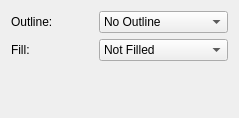
Qt form krita/ui/forms/wdgshapeoptions.ui (KDE/krita) before a commit.
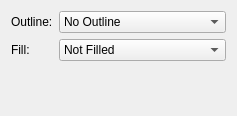
The same form after that commit.

Commit message: Changed the UI which contains labels and textfields into QFormLayout to set alignment issues

Patch:
```diff
--- a/krita/ui/forms/wdgshapeoptions.ui
+++ b/krita/ui/forms/wdgshapeoptions.ui
@@ -6,16 +6,16 @@
    <rect>
     <x>0</x>
     <y>0</y>
-    <width>239</width>
-    <height>118</height>
+    <width>237</width>
+    <height>116</height>
    </rect>
   </property>
   <property name="windowTitle">
    <string>Geometry Options</string>
   </property>
-  <layout class="QGridLayout">
-   <item row="0" column="0" colspan="2">
-    <layout class="QGridLayout">
+  <layout class="QVBoxLayout" name="verticalLayout">
+   <item>
+    <layout class="QFormLayout" name="formLayout">
      <item row="0" column="0">
       <widget class="QLabel" name="textLabelOutline">
        <property name="text">
@@ -70,7 +70,7 @@
      </item>
     </layout>
    </item>
-   <item row="1" column="0">
+   <item>
     <spacer>
      <property name="orientation">
       <enum>Qt::Vertical</enum>
@@ -86,22 +86,6 @@
      </property>
     </spacer>
    </item>
-   <item row="1" column="1">
-    <spacer>
-     <property name="orientation">
-      <enum>Qt::Horizontal</enum>
-     </property>
-     <property name="sizeType">
-      <enum>QSizePolicy::Expanding</enum>
-     </property>
-     <property name="sizeHint" stdset="0">
-      <size>
-       <width>111</width>
-       <height>41</height>
-      </size>
-     </property>
-    </spacer>
-   </item>
   </layout>
  </widget>
  <layoutdefault spacing="6" margin="11"/>
```
The commit also changes 91 other files.
